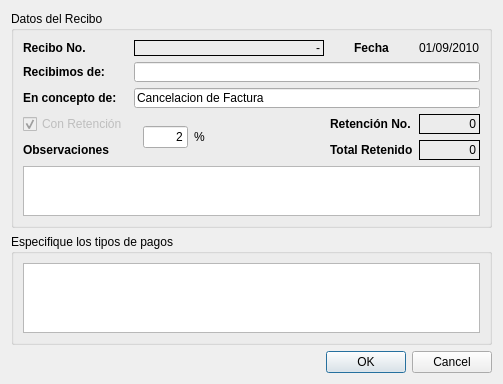
This is src/ui/dlgrecibo.ui in armonge/EsquipulasPy as Qt 5 draws it before an edit. The edited form follows.
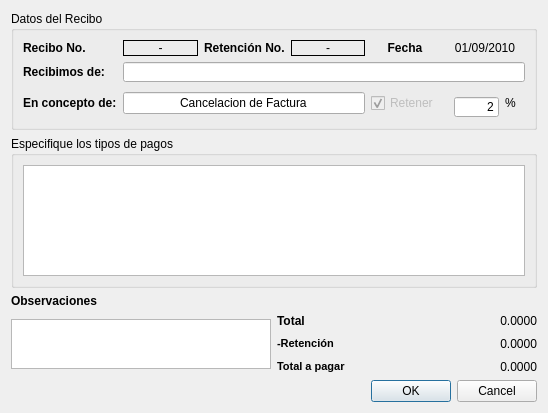
This is the edited form. The open tabs and pages were chosen to show the change.

What changed in the file:
```diff
--- a/src/ui/dlgrecibo.ui
+++ b/src/ui/dlgrecibo.ui
@@ -6,8 +6,8 @@
    <rect>
     <x>0</x>
     <y>0</y>
-    <width>503</width>
-    <height>376</height>
+    <width>548</width>
+    <height>413</height>
    </rect>
   </property>
   <property name="windowTitle">
@@ -16,10 +16,18 @@
   <layout class="QVBoxLayout" name="verticalLayout">
    <item>
     <widget class="QGroupBox" name="groupBox_4">
+     <property name="maximumSize">
+      <size>
+       <width>16777215</width>
+       <height>140</height>
+      </size>
+     </property>
      <property name="title">
       <string>Datos del Recibo</string>
      </property>
-     <layout class="QGridLayout" name="gridLayout_2">
+     <layout class="QHBoxLayout" name="horizontalLayout">
+      <item>
+       <layout class="QGridLayout" name="gridLayout">
       <item row="0" column="0">
        <widget class="QLabel" name="label_2">
         <property name="sizePolicy">
@@ -48,15 +56,84 @@
          <string>-</string>
         </property>
         <property name="alignment">
-         <set>Qt::AlignRight|Qt::AlignTrailing|Qt::AlignVCenter</set>
+           <set>Qt::AlignCenter</set>
         </property>
        </widget>
       </item>
-      <item row="0" column="3">
+        <item row="0" column="2" colspan="2">
+         <widget class="QLabel" name="label_7">
+          <property name="enabled">
+           <bool>true</bool>
+          </property>
+          <property name="sizePolicy">
+           <sizepolicy hsizetype="Fixed" vsizetype="Preferred">
+            <horstretch>0</horstretch>
+            <verstretch>0</verstretch>
+           </sizepolicy>
+          </property>
+          <property name="text">
+           <string>&lt;b&gt;Retención No.&lt;/b&gt;</string>
+          </property>
+         </widget>
+        </item>
+        <item row="0" column="4">
+         <widget class="QLabel" name="lblnreten">
+          <property name="enabled">
+           <bool>true</bool>
+          </property>
+          <property name="sizePolicy">
+           <sizepolicy hsizetype="MinimumExpanding" vsizetype="Fixed">
+            <horstretch>0</horstretch>
+            <verstretch>0</verstretch>
+           </sizepolicy>
+          </property>
+          <property name="maximumSize">
+           <size>
+            <width>16777215</width>
+            <height>20</height>
+           </size>
+          </property>
+          <property name="styleSheet">
+           <string notr="true">border:1px solid #000</string>
+          </property>
+          <property name="text">
+           <string>-</string>
+          </property>
+          <property name="alignment">
+           <set>Qt::AlignCenter</set>
+          </property>
+         </widget>
+        </item>
+        <item row="0" column="5">
+         <widget class="QLabel" name="label_5">
+          <property name="sizePolicy">
+           <sizepolicy hsizetype="Preferred" vsizetype="Preferred">
+            <horstretch>0</horstretch>
+            <verstretch>0</verstretch>
+           </sizepolicy>
+          </property>
+          <property name="text">
+           <string>&lt;b&gt;Fecha&lt;/b&gt;</string>
+          </property>
+          <property name="alignment">
+           <set>Qt::AlignCenter</set>
+          </property>
+         </widget>
+        </item>
+        <item row="0" column="6">
        <widget class="QLabel" name="lblfecha">
+          <property name="sizePolicy">
+           <sizepolicy hsizetype="Preferred" vsizetype="Preferred">
+            <horstretch>0</horstretch>
+            <verstretch>0</verstretch>
+           </sizepolicy>
+          </property>
         <property name="text">
          <string>01/09/2010</string>
         </property>
+          <property name="alignment">
+           <set>Qt::AlignCenter</set>
+          </property>
        </widget>
       </item>
       <item row="1" column="0">
@@ -72,7 +149,7 @@
         </property>
        </widget>
       </item>
-      <item row="1" column="1" colspan="3">
+        <item row="1" column="1" colspan="6">
        <widget class="QLineEdit" name="txtpersona">
         <property name="sizePolicy">
          <sizepolicy hsizetype="Expanding" vsizetype="Minimum">
@@ -107,7 +184,7 @@
         </property>
        </widget>
       </item>
-      <item row="2" column="1" colspan="3">
+        <item row="2" column="1" colspan="4">
        <widget class="QLineEdit" name="txtconcepto">
         <property name="sizePolicy">
          <sizepolicy hsizetype="MinimumExpanding" vsizetype="Fixed">
@@ -127,6 +204,9 @@
         <property name="text">
          <string>Cancelacion de Factura</string>
         </property>
+          <property name="alignment">
+           <set>Qt::AlignCenter</set>
+          </property>
         <property name="dragEnabled">
          <bool>true</bool>
         </property>
@@ -135,20 +215,7 @@
         </property>
        </widget>
       </item>
-      <item row="3" column="0">
-       <widget class="QCheckBox" name="ckretener">
-        <property name="enabled">
-         <bool>false</bool>
-        </property>
-        <property name="text">
-         <string>Con Retención</string>
-        </property>
-        <property name="checked">
-         <bool>true</bool>
-        </property>
-       </widget>
-      </item>
-      <item row="3" column="1" rowspan="2">
+        <item row="2" column="6">
        <widget class="QStackedWidget" name="swtasaret">
         <property name="sizePolicy">
          <sizepolicy hsizetype="MinimumExpanding" vsizetype="Preferred">
@@ -156,10 +223,16 @@
           <verstretch>0</verstretch>
          </sizepolicy>
         </property>
+          <property name="minimumSize">
+           <size>
+            <width>0</width>
+            <height>30</height>
+           </size>
+          </property>
         <property name="maximumSize">
          <size>
           <width>80</width>
-          <height>50</height>
+            <height>30</height>
          </size>
         </property>
         <property name="currentIndex">
@@ -236,141 +309,20 @@
         </widget>
        </widget>
       </item>
-      <item row="3" column="3">
-       <widget class="QLabel" name="lblnreten">
+        <item row="2" column="5">
+         <widget class="QCheckBox" name="ckretener">
         <property name="enabled">
-         <bool>true</bool>
-        </property>
-        <property name="sizePolicy">
-         <sizepolicy hsizetype="Preferred" vsizetype="Fixed">
-          <horstretch>0</horstretch>
-          <verstretch>0</verstretch>
-         </sizepolicy>
-        </property>
-        <property name="maximumSize">
-         <size>
-          <width>16777215</width>
-          <height>20</height>
-         </size>
-        </property>
-        <property name="styleSheet">
-         <string notr="true">border:1px solid #000</string>
-        </property>
+           <bool>false</bool>
+          </property>
         <property name="text">
-         <string>0</string>
-        </property>
-        <property name="alignment">
-         <set>Qt::AlignRight|Qt::AlignTrailing|Qt::AlignVCenter</set>
-        </property>
-       </widget>
-      </item>
-      <item row="4" column="0">
-       <widget class="QLabel" name="label_20">
-        <property name="enabled">
+           <string>Retener</string>
+          </property>
+          <property name="checked">
          <bool>true</bool>
         </property>
-        <property name="sizePolicy">
-         <sizepolicy hsizetype="Fixed" vsizetype="Preferred">
-          <horstretch>0</horstretch>
-          <verstretch>0</verstretch>
-         </sizepolicy>
-        </property>
-        <property name="text">
-         <string>&lt;b&gt;Observaciones &lt;/b&gt;</string>
-        </property>
-       </widget>
-      </item>
-      <item row="4" column="2">
-       <widget class="QLabel" name="label_19">
-        <property name="enabled">
-         <bool>true</bool>
-        </property>
-        <property name="sizePolicy">
-         <sizepolicy hsizetype="Fixed" vsizetype="Preferred">
-          <horstretch>0</horstretch>
-          <verstretch>0</verstretch>
-         </sizepolicy>
-        </property>
-        <property name="text">
-         <string>&lt;b&gt;Total Retenido&lt;/b&gt;</string>
-        </property>
-       </widget>
-      </item>
-      <item row="4" column="3">
-       <widget class="QLabel" name="lbltotalreten">
-        <property name="enabled">
-         <bool>true</bool>
-        </property>
-        <property name="sizePolicy">
-         <sizepolicy hsizetype="Preferred" vsizetype="Fixed">
-          <horstretch>0</horstretch>
-          <verstretch>0</verstretch>
-         </sizepolicy>
-        </property>
-        <property name="minimumSize">
-         <size>
-          <width>0</width>
-          <height>20</height>
-         </size>
-        </property>
-        <property name="styleSheet">
-         <string notr="true">border:1px solid #000</string>
-        </property>
-        <property name="text">
-         <string>0</string>
-        </property>
-        <property name="alignment">
-         <set>Qt::AlignRight|Qt::AlignTrailing|Qt::AlignVCenter</set>
-        </property>
-       </widget>
-      </item>
-      <item row="6" column="0" colspan="4">
-       <widget class="QPlainTextEdit" name="mtxtobservaciones">
-        <property name="enabled">
-         <bool>true</bool>
-        </property>
-        <property name="maximumSize">
-         <size>
-          <width>16777215</width>
-          <height>50</height>
-         </size>
-        </property>
-        <property name="readOnly">
-         <bool>true</bool>
-        </property>
-       </widget>
-      </item>
-      <item row="3" column="2">
-       <widget class="QLabel" name="label_7">
-        <property name="enabled">
-         <bool>true</bool>
-        </property>
-        <property name="sizePolicy">
-         <sizepolicy hsizetype="Fixed" vsizetype="Preferred">
-          <horstretch>0</horstretch>
-          <verstretch>0</verstretch>
-         </sizepolicy>
-        </property>
-        <property name="text">
-         <string>&lt;b&gt;Retención No.&lt;/b&gt;</string>
-        </property>
-       </widget>
-      </item>
-      <item row="0" column="2">
-       <widget class="QLabel" name="label_5">
-        <property name="sizePolicy">
-         <sizepolicy hsizetype="Preferred" vsizetype="Preferred">
-          <horstretch>0</horstretch>
-          <verstretch>0</verstretch>
-         </sizepolicy>
-        </property>
-        <property name="text">
-         <string>&lt;b&gt;Fecha&lt;/b&gt;</string>
-        </property>
-        <property name="alignment">
-         <set>Qt::AlignCenter</set>
-        </property>
-       </widget>
+         </widget>
+        </item>
+       </layout>
       </item>
      </layout>
     </widget>
@@ -409,6 +361,132 @@
      </layout>
     </widget>
    </item>
+   <item>
+    <widget class="QLabel" name="label_20">
+     <property name="enabled">
+      <bool>true</bool>
+     </property>
+     <property name="sizePolicy">
+      <sizepolicy hsizetype="Fixed" vsizetype="Preferred">
+       <horstretch>0</horstretch>
+       <verstretch>0</verstretch>
+      </sizepolicy>
+     </property>
+     <property name="text">
+      <string>&lt;b&gt;Observaciones &lt;/b&gt;</string>
+     </property>
+    </widget>
+   </item>
+   <item>
+    <layout class="QHBoxLayout" name="horizontalLayout_2">
+     <item>
+      <widget class="QPlainTextEdit" name="mtxtobservaciones">
+       <property name="enabled">
+        <bool>true</bool>
+       </property>
+       <property name="maximumSize">
+        <size>
+         <width>16777215</width>
+         <height>50</height>
+        </size>
+       </property>
+       <property name="readOnly">
+        <bool>true</bool>
+       </property>
+      </widget>
+     </item>
+     <item>
+      <layout class="QGridLayout" name="gridLayout_2">
+       <item row="0" column="0">
+        <widget class="QLabel" name="label_3">
+         <property name="text">
+          <string>&lt;b&gt;Total&lt;b&gt;</string>
+         </property>
+        </widget>
+       </item>
+       <item row="0" column="1">
+        <widget class="QLabel" name="lbltotal">
+         <property name="text">
+          <string>0.0000</string>
+         </property>
+         <property name="alignment">
+          <set>Qt::AlignRight|Qt::AlignTrailing|Qt::AlignVCenter</set>
+         </property>
+        </widget>
+       </item>
+       <item row="1" column="0">
+        <widget class="QLabel" name="label_19">
+         <property name="enabled">
+          <bool>true</bool>
+         </property>
+         <property name="sizePolicy">
+          <sizepolicy hsizetype="Fixed" vsizetype="Preferred">
+           <horstretch>0</horstretch>
+           <verstretch>0</verstretch>
+          </sizepolicy>
+         </property>
+         <property name="text">
+          <string>&lt;!DOCTYPE HTML PUBLIC &quot;-//W3C//DTD HTML 4.0//EN&quot; &quot;http://www.w3.org/TR/REC-html40/strict.dtd&quot;&gt;
+&lt;html&gt;&lt;head&gt;&lt;meta name=&quot;qrichtext&quot; content=&quot;1&quot; /&gt;&lt;style type=&quot;text/css&quot;&gt;
+p, li { white-space: pre-wrap; }
+&lt;/style&gt;&lt;/head&gt;&lt;body style=&quot; font-family:'MS Shell Dlg 2'; font-size:8.25pt; font-weight:400; font-style:normal;&quot;&gt;
+&lt;p style=&quot; margin-top:0px; margin-bottom:0px; margin-left:0px; margin-right:0px; -qt-block-indent:0; text-indent:0px;&quot;&gt;&lt;span style=&quot; font-size:8pt; font-weight:600;&quot;&gt;-Retención&lt;/span&gt;&lt;/p&gt;&lt;/body&gt;&lt;/html&gt;</string>
+         </property>
+        </widget>
+       </item>
+       <item row="1" column="1">
+        <widget class="QLabel" name="lbltotalreten">
+         <property name="enabled">
+          <bool>true</bool>
+         </property>
+         <property name="sizePolicy">
+          <sizepolicy hsizetype="MinimumExpanding" vsizetype="Fixed">
+           <horstretch>0</horstretch>
+           <verstretch>0</verstretch>
+          </sizepolicy>
+         </property>
+         <property name="minimumSize">
+          <size>
+           <width>0</width>
+           <height>20</height>
+          </size>
+         </property>
+         <property name="styleSheet">
+          <string notr="true"/>
+         </property>
+         <property name="text">
+          <string>0.0000</string>
+         </property>
+         <property name="alignment">
+          <set>Qt::AlignRight|Qt::AlignTrailing|Qt::AlignVCenter</set>
+         </property>
+        </widget>
+       </item>
+       <item row="2" column="0" rowspan="2">
+        <widget class="QLabel" name="label_4">
+         <property name="text">
+          <string>&lt;!DOCTYPE HTML PUBLIC &quot;-//W3C//DTD HTML 4.0//EN&quot; &quot;http://www.w3.org/TR/REC-html40/strict.dtd&quot;&gt;
+&lt;html&gt;&lt;head&gt;&lt;meta name=&quot;qrichtext&quot; content=&quot;1&quot; /&gt;&lt;style type=&quot;text/css&quot;&gt;
+p, li { white-space: pre-wrap; }
+&lt;/style&gt;&lt;/head&gt;&lt;body style=&quot; font-family:'MS Shell Dlg 2'; font-size:8.25pt; font-weight:400; font-style:normal;&quot;&gt;
+&lt;p style=&quot; margin-top:0px; margin-bottom:0px; margin-left:0px; margin-right:0px; -qt-block-indent:0; text-indent:0px;&quot;&gt;&lt;span style=&quot; font-weight:600;&quot;&gt;Total a pagar&lt;/span&gt;&lt;/p&gt;&lt;/body&gt;&lt;/html&gt;</string>
+         </property>
+        </widget>
+       </item>
+       <item row="2" column="1" rowspan="2">
+        <widget class="QLabel" name="lbltotalrecibo">
+         <property name="text">
+          <string>0.0000</string>
+         </property>
+         <property name="alignment">
+          <set>Qt::AlignRight|Qt::AlignTrailing|Qt::AlignVCenter</set>
+         </property>
+        </widget>
+       </item>
+      </layout>
+     </item>
+    </layout>
+   </item>
    <item>
     <widget class="QDialogButtonBox" name="buttonBox">
      <property name="orientation">
```
Left out of the diff: 2 changed lines with no effect on the pictures. Lines whose indentation alone changed are shown as unchanged.
